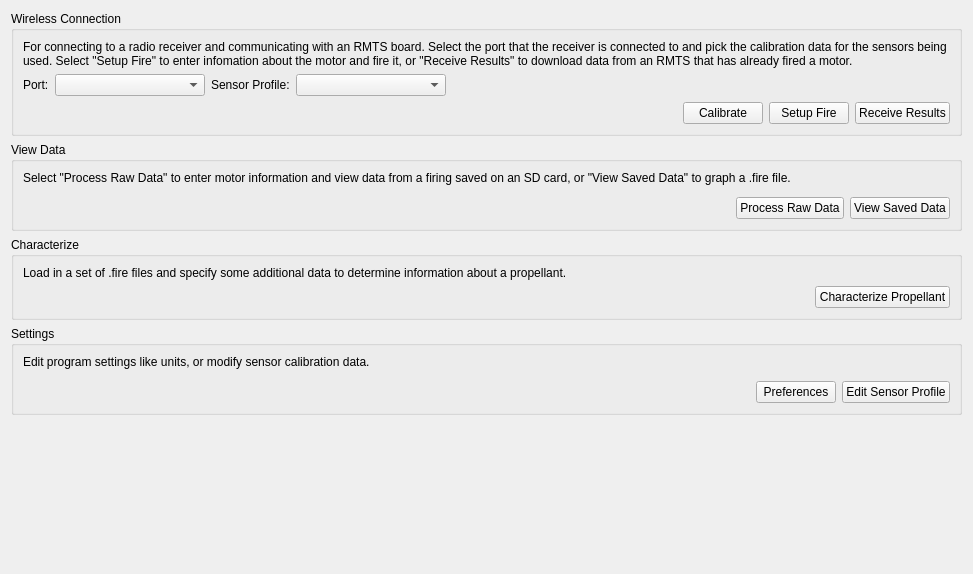
Above: ui/views/forms/StartWidget.ui from reilleya/RMTS-Software before the change. Below: the same form after it.
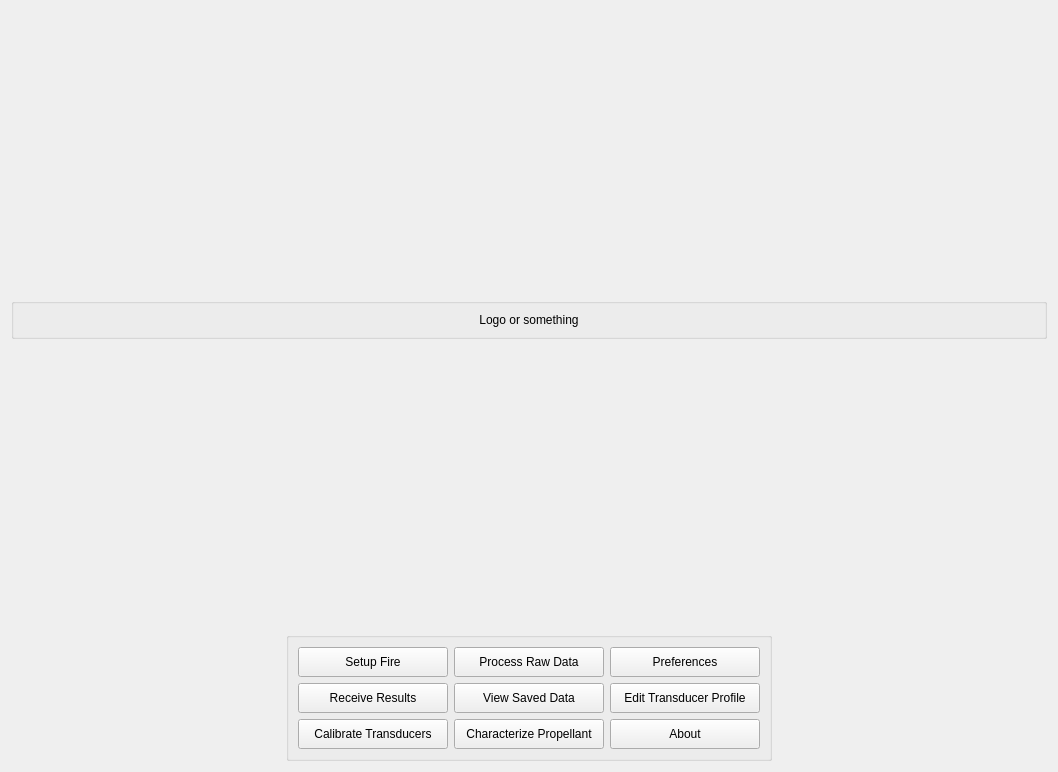
That is the form after the change.

Commit message: Separated converters, started to wire up new firing screen

The edit to the form file:
```diff
--- a/ui/views/forms/StartWidget.ui
+++ b/ui/views/forms/StartWidget.ui
@@ -6,8 +6,8 @@
    <rect>
     <x>0</x>
     <y>0</y>
-    <width>973</width>
-    <height>574</height>
+    <width>1058</width>
+    <height>772</height>
    </rect>
   </property>
   <property name="windowTitle">
@@ -15,268 +15,205 @@
   </property>
   <layout class="QVBoxLayout" name="verticalLayout">
    <item>
-    <widget class="QGroupBox" name="groupBoxWireless">
+    <spacer name="verticalSpacerTop">
+     <property name="orientation">
+      <enum>Qt::Vertical</enum>
+     </property>
+     <property name="sizeHint" stdset="0">
+      <size>
+       <width>20</width>
+       <height>40</height>
+      </size>
+     </property>
+    </spacer>
+   </item>
+   <item>
+    <widget class="QGroupBox" name="groupBoxLogo">
      <property name="title">
-      <string>Wireless Connection</string>
+      <string/>
      </property>
      <layout class="QVBoxLayout" name="verticalLayout_2">
       <item>
        <widget class="QLabel" name="labelConnectionExplanation">
         <property name="text">
-         <string>For connecting to a radio receiver and communicating with an RMTS board. Select the port that the receiver is connected to and pick the calibration data for the sensors being used. Select &quot;Setup Fire&quot; to enter infomation about the motor and fire it, or &quot;Receive Results&quot; to download data from an RMTS that has already fired a motor.</string>
+         <string>Logo or something</string>
         </property>
-        <property name="wordWrap">
-         <bool>true</bool>
+        <property name="alignment">
+         <set>Qt::AlignCenter</set>
         </property>
        </widget>
       </item>
-      <item>
-       <layout class="QHBoxLayout" name="horizontalLayout">
-        <item>
-         <widget class="QLabel" name="labelPort">
-          <property name="text">
-           <string>Port:</string>
-          </property>
-         </widget>
-        </item>
-        <item>
-         <widget class="QComboBox" name="comboBoxPort">
-          <property name="minimumSize">
-           <size>
-            <width>150</width>
-            <height>0</height>
-           </size>
-          </property>
-         </widget>
-        </item>
-        <item>
-         <widget class="QLabel" name="labelSensorProfile">
-          <property name="text">
-           <string>Sensor Profile:</string>
-          </property>
-         </widget>
-        </item>
-        <item>
-         <widget class="QComboBox" name="comboBoxProfile">
-          <property name="minimumSize">
-           <size>
-            <width>150</width>
-            <height>0</height>
-           </size>
-          </property>
-         </widget>
-        </item>
-        <item>
-         <spacer name="horizontalSpacer_3">
-          <property name="orientation">
-           <enum>Qt::Horizontal</enum>
-          </property>
-          <property name="sizeHint" stdset="0">
-           <size>
-            <width>40</width>
-            <height>20</height>
-           </size>
-          </property>
-         </spacer>
-        </item>
-       </layout>
-      </item>
-      <item>
-       <layout class="QHBoxLayout" name="horizontalLayout_2">
-        <item>
-         <spacer name="horizontalSpacer">
-          <property name="orientation">
-           <enum>Qt::Horizontal</enum>
-          </property>
-          <property name="sizeHint" stdset="0">
-           <size>
-            <width>40</width>
-            <height>20</height>
-           </size>
-          </property>
-         </spacer>
-        </item>
-        <item>
-         <widget class="QPushButton" name="pushButtonCalibrate">
-          <property name="text">
-           <string>Calibrate</string>
-          </property>
-         </widget>
-        </item>
-        <item>
+     </layout>
+    </widget>
+   </item>
+   <item>
+    <spacer name="verticalSpacerBottom">
+     <property name="orientation">
+      <enum>Qt::Vertical</enum>
+     </property>
+     <property name="sizeHint" stdset="0">
+      <size>
+       <width>20</width>
+       <height>40</height>
+      </size>
+     </property>
+    </spacer>
+   </item>
+   <item>
+    <layout class="QHBoxLayout" name="horizontalLayoutNavigation">
+     <item>
+      <spacer name="horizontalSpacerLeft">
+       <property name="orientation">
+        <enum>Qt::Horizontal</enum>
+       </property>
+       <property name="sizeHint" stdset="0">
+        <size>
+         <width>40</width>
+         <height>20</height>
+        </size>
+       </property>
+      </spacer>
+     </item>
+     <item>
+      <widget class="QGroupBox" name="groupBoxNavigation">
+       <property name="title">
+        <string/>
+       </property>
+       <layout class="QGridLayout" name="gridLayout">
+        <item row="0" column="0">
          <widget class="QPushButton" name="pushButtonSetup">
+          <property name="minimumSize">
+           <size>
+            <width>150</width>
+            <height>30</height>
+           </size>
+          </property>
           <property name="text">
            <string>Setup Fire</string>
           </property>
          </widget>
         </item>
-        <item>
-         <widget class="QPushButton" name="pushButtonResults">
-          <property name="text">
-           <string>Receive Results</string>
-          </property>
-         </widget>
-        </item>
-       </layout>
-      </item>
-     </layout>
-    </widget>
-   </item>
-   <item>
-    <widget class="QGroupBox" name="groupBoxData">
-     <property name="title">
-      <string>View Data</string>
-     </property>
-     <layout class="QVBoxLayout" name="verticalLayout_3">
-      <item>
-       <widget class="QLabel" name="labelDataExplanation">
-        <property name="text">
-         <string>Select &quot;Process Raw Data&quot; to enter motor information and view data from a firing saved on an SD card, or &quot;View Saved Data&quot; to graph a .fire file.</string>
-        </property>
-       </widget>
-      </item>
-      <item>
-       <layout class="QHBoxLayout" name="horizontalLayout_3">
-        <property name="topMargin">
-         <number>6</number>
-        </property>
-        <item>
-         <spacer name="horizontalSpacer_2">
-          <property name="orientation">
-           <enum>Qt::Horizontal</enum>
-          </property>
-          <property name="sizeHint" stdset="0">
-           <size>
-            <width>40</width>
-            <height>20</height>
-           </size>
-          </property>
-         </spacer>
-        </item>
-        <item>
+        <item row="0" column="1">
          <widget class="QPushButton" name="pushButtonRawData">
+          <property name="minimumSize">
+           <size>
+            <width>150</width>
+            <height>30</height>
+           </size>
+          </property>
           <property name="text">
            <string>Process Raw Data</string>
           </property>
          </widget>
         </item>
-        <item>
+        <item row="0" column="2">
+         <widget class="QPushButton" name="pushButtonPreferences">
+          <property name="minimumSize">
+           <size>
+            <width>150</width>
+            <height>30</height>
+           </size>
+          </property>
+          <property name="text">
+           <string>Preferences</string>
+          </property>
+         </widget>
+        </item>
+        <item row="1" column="0">
+         <widget class="QPushButton" name="pushButtonRecvResults">
+          <property name="minimumSize">
+           <size>
+            <width>150</width>
+            <height>30</height>
+           </size>
+          </property>
+          <property name="text">
+           <string>Receive Results</string>
+          </property>
+         </widget>
+        </item>
+        <item row="1" column="1">
          <widget class="QPushButton" name="pushButtonSavedData">
+          <property name="minimumSize">
+           <size>
+            <width>150</width>
+            <height>30</height>
+           </size>
+          </property>
           <property name="text">
            <string>View Saved Data</string>
           </property>
          </widget>
         </item>
-       </layout>
-      </item>
-     </layout>
-    </widget>
-   </item>
-   <item>
-    <widget class="QGroupBox" name="groupBoxCharacterize">
-     <property name="title">
-      <string>Characterize</string>
-     </property>
-     <layout class="QVBoxLayout" name="verticalLayout_4">
-      <item>
-       <widget class="QLabel" name="labelCharacterizeExplanation">
-        <property name="text">
-         <string>Load in a set of .fire files and specify some additional data to determine information about a propellant.</string>
-        </property>
-       </widget>
-      </item>
-      <item>
-       <layout class="QHBoxLayout" name="horizontalLayout_4">
-        <property name="topMargin">
-         <number>0</number>
-        </property>
-        <item>
-         <spacer name="horizontalSpacer_4">
-          <property name="orientation">
-           <enum>Qt::Horizontal</enum>
-          </property>
-          <property name="sizeHint" stdset="0">
-           <size>
-            <width>40</width>
-            <height>20</height>
-           </size>
-          </property>
-         </spacer>
-        </item>
-        <item>
+        <item row="2" column="1">
          <widget class="QPushButton" name="pushButtonCharacterize">
+          <property name="minimumSize">
+           <size>
+            <width>150</width>
+            <height>30</height>
+           </size>
+          </property>
           <property name="text">
            <string>Characterize Propellant</string>
           </property>
          </widget>
         </item>
-       </layout>
-      </item>
-     </layout>
-    </widget>
-   </item>
-   <item>
-    <widget class="QGroupBox" name="groupBoxSettings">
-     <property name="title">
-      <string>Settings</string>
-     </property>
-     <layout class="QVBoxLayout" name="verticalLayout_5">
-      <item>
-       <widget class="QLabel" name="label">
-        <property name="text">
-         <string>Edit program settings like units, or modify sensor calibration data.</string>
-        </property>
-       </widget>
-      </item>
-      <item>
-       <layout class="QHBoxLayout" name="horizontalLayout_5">
-        <property name="topMargin">
-         <number>6</number>
-        </property>
-        <item>
-         <spacer name="horizontalSpacer_5">
-          <property name="orientation">
-           <enum>Qt::Horizontal</enum>
-          </property>
-          <property name="sizeHint" stdset="0">
+        <item row="2" column="0">
+         <widget class="QPushButton" name="pushButtonCalibrate">
+          <property name="minimumSize">
            <size>
-            <width>40</width>
-            <height>20</height>
+            <width>150</width>
+            <height>30</height>
            </size>
           </property>
-         </spacer>
+          <property name="text">
+           <string>Calibrate Transducers</string>
+          </property>
+         </widget>
         </item>
-        <item>
-         <widget class="QPushButton" name="pushButtonPreferences">
+        <item row="1" column="2">
+         <widget class="QPushButton" name="pushButtonEditTransducer">
+          <property name="minimumSize">
+           <size>
+            <width>150</width>
+            <height>30</height>
+           </size>
+          </property>
           <property name="text">
-           <string>Preferences</string>
+           <string>Edit Transducer Profile</string>
           </property>
          </widget>
         </item>
-        <item>
-         <widget class="QPushButton" name="pushButton">
+        <item row="2" column="2">
+         <widget class="QPushButton" name="pushButtonAbout">
+          <property name="minimumSize">
+           <size>
+            <width>150</width>
+            <height>30</height>
+           </size>
+          </property>
           <property name="text">
-           <string>Edit Sensor Profile</string>
+           <string>About</string>
           </property>
          </widget>
         </item>
        </layout>
-      </item>
-     </layout>
-    </widget>
-   </item>
-   <item>
-    <spacer name="verticalSpacer">
-     <property name="orientation">
-      <enum>Qt::Vertical</enum>
-     </property>
-     <property name="sizeHint" stdset="0">
-      <size>
-       <width>20</width>
-       <height>40</height>
-      </size>
-     </property>
-    </spacer>
+      </widget>
+     </item>
+     <item>
+      <spacer name="horizontalSpacerRight">
+       <property name="orientation">
+        <enum>Qt::Horizontal</enum>
+       </property>
+       <property name="sizeHint" stdset="0">
+        <size>
+         <width>40</width>
+         <height>20</height>
+        </size>
+       </property>
+      </spacer>
+     </item>
+    </layout>
    </item>
   </layout>
  </widget>
```
Left out of the diff: 2 changed lines with no effect on the pictures. The commit also changes 12 other files.
